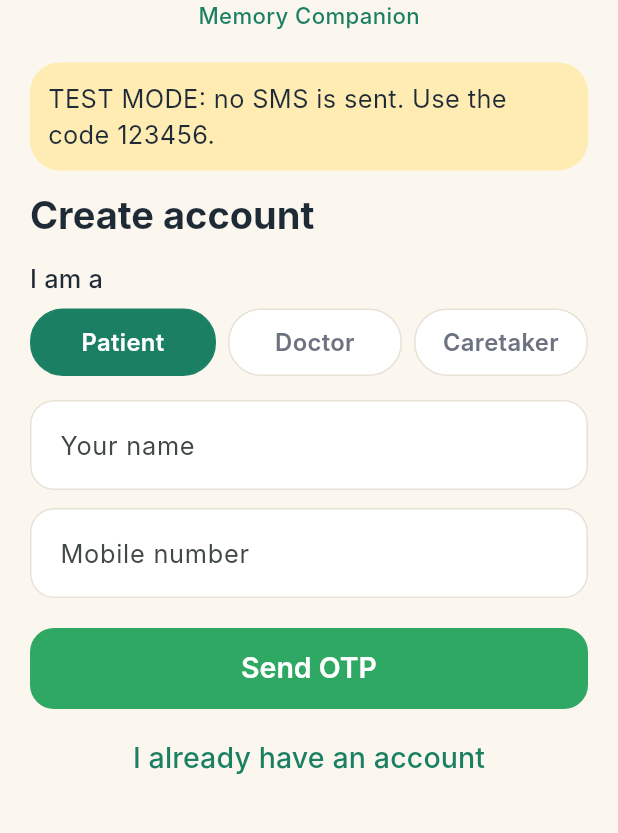
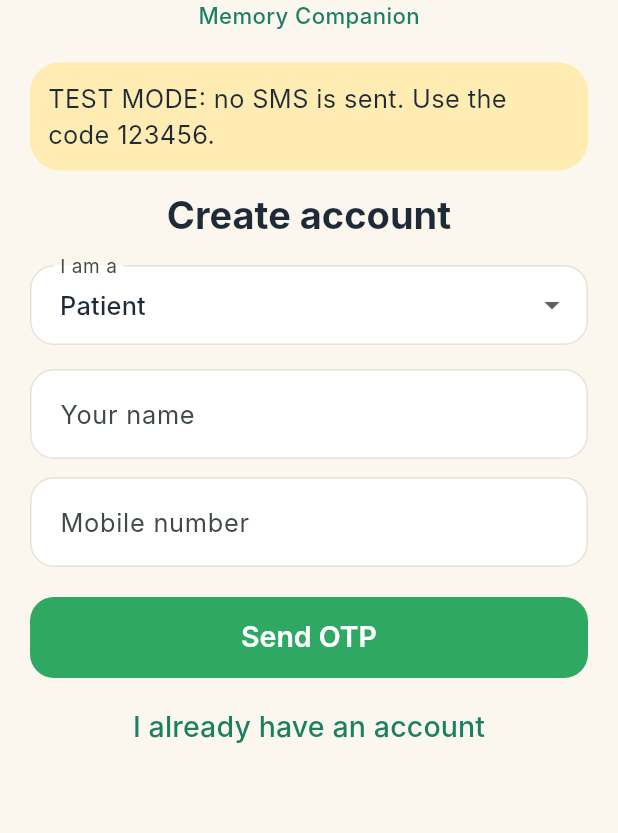
Before and after one commit to StutiGupta291105/SmritiSaathi, a Flutter app: the screen it shows after launch, after a tap on "Get Started", on a phone screen of 412 x 824 dp, the part 323-1156 px from its top. Run offline on Flutter 3.47's test engine with Material 3 defaults, Android fonts, the phone set to English and light mode, and no system bars; our stand-ins replace flutter_local_notifications, flutter_secure_storage, flutter_tts, image_picker, permission_handler, sqflite_sqlcipher and 1 more; accounts and stored records are empty.

Commit message:
Remove language chooser from the welcome screen; role picker as dropdown on auth
Co-Authored-By: Claude Sonnet 5.5 <noreply@anthropic.com>
Claude-Session: https://claude.ai/code/session_01SdkurqZoXmcVfzMNhVvhPL

```diff
--- a/lib/features/auth/auth_screen.dart
+++ b/lib/features/auth/auth_screen.dart
@@ -176,24 +176,26 @@ class _AuthScreenState extends State<AuthScreen> {
               ),
             const SizedBox(height: 8),
             Text(_signUp ? t('createAccount') : t('login'),
+                textAlign: TextAlign.center,
                 style: theme.textTheme.headlineSmall
                     ?.copyWith(fontWeight: FontWeight.w700)),
-            const SizedBox(height: 12),
-            Text(t('iAm'), style: theme.textTheme.titleMedium),
-            const SizedBox(height: 8),
-            IgnorePointer(
-              ignoring: waitingForOtp,
-              child: Opacity(
-                opacity: waitingForOtp ? 0.5 : 1,
-                child: PillTabs(
-                  labels: [
-                    for (final r in kRoles)
-                      t('role${r[0].toUpperCase()}${r.substring(1)}')
-                  ],
-                  selected: kRoles.indexOf(_role),
-                  onSelected: (i) => setState(() => _role = kRoles[i]),
-                ),
-              ),
+            const SizedBox(height: 16),
+            DropdownButtonFormField<String>(
+              key: const ValueKey('roleDropdown'),
+              initialValue: _role,
+              isExpanded: true,
+              borderRadius: BorderRadius.circular(16),
+              decoration: InputDecoration(labelText: t('iAm')),
+              items: [
+                for (final r in const ['patient', 'caretaker', 'doctor'])
+                  DropdownMenuItem(
+                    value: r,
+                    child: Text(t('role${r[0].toUpperCase()}${r.substring(1)}')),
+                  ),
+              ],
+              onChanged: waitingForOtp
+                  ? null
+                  : (v) => setState(() => _role = v ?? _role),
             ),
             const SizedBox(height: 16),
             if (_signUp)
--- a/lib/features/auth/welcome_screen.dart
+++ b/lib/features/auth/welcome_screen.dart
@@ -1,21 +1,18 @@
 import 'package:flutter/material.dart';
 
-import '../../core/languages.dart';
 import '../../core/strings.dart';
 import '../../core/theme.dart';
 import '../../core/ui.dart';
 
-/// First screen: scenic header, brand, Get Started / Login, language choice.
+/// First screen: scenic header, brand, Get Started / Login.
 class WelcomeScreen extends StatelessWidget {
   const WelcomeScreen({
     super.key,
     required this.lang,
-    required this.onLangChanged,
     required this.onGetStarted,
     required this.onLogin,
   });
   final String lang;
-  final ValueChanged<String> onLangChanged;
   final VoidCallback onGetStarted, onLogin;
 
   String t(String k) => tr(lang, k);
@@ -68,58 +65,6 @@ class WelcomeScreen extends StatelessWidget {
                             fontWeight: FontWeight.w600,
                             color: Palette.brand)),
                   ),
-                  const SizedBox(height: 22),
-                  Text(
-                    t('chooseLanguage'),
-                    style: const TextStyle(
-                        fontSize: 14,
-                        fontWeight: FontWeight.w600,
-                        color: Palette.brandDeep),
-                  ),
-                  const SizedBox(height: 10),
-                  Row(
-                    children: [
-                      for (final e in kLanguages.entries)
-                        Expanded(
-                          child: Padding(
-                            padding: EdgeInsets.only(
-                                left: e.key == kLanguages.keys.first ? 0 : 8),
-                            child: InkWell(
-                              borderRadius: BorderRadius.circular(14),
-                              onTap: () => onLangChanged(e.key),
-                              child: Container(
-                                padding: const EdgeInsets.symmetric(
-                                    vertical: 12, horizontal: 2),
-                                alignment: Alignment.center,
-                                decoration: BoxDecoration(
-                                  color: lang == e.key
-                                      ? Palette.action
-                                      : Colors.white,
-                                  borderRadius: BorderRadius.circular(14),
-                                  border: Border.all(
-                                      color: lang == e.key
-                                          ? Palette.action
-                                          : Palette.line),
-                                ),
-                                child: FittedBox(
-                                  fit: BoxFit.scaleDown,
-                                  child: Text(
-                                    e.value,
-                                    style: TextStyle(
-                                      fontSize: 15,
-                                      fontWeight: FontWeight.w600,
-                                      color: lang == e.key
-                                          ? Colors.white
-                                          : Palette.ink,
-                                    ),
-                                  ),
-                                ),
-                              ),
-                            ),
-                          ),
-                        ),
-                    ],
-                  ),
                 ],
               ),
             ),
--- a/lib/main.dart
+++ b/lib/main.dart
@@ -274,7 +274,6 @@ class _RootState extends State<Root> with WidgetsBindingObserver {
     if (account == null && !_started) {
       return WelcomeScreen(
         lang: _lang,
-        onLangChanged: (l) => setState(() => _lang = l),
         onGetStarted: () => setState(() {
           _started = true;
           _signUp = true;
```
Also changed, not shown: 1 other file.
